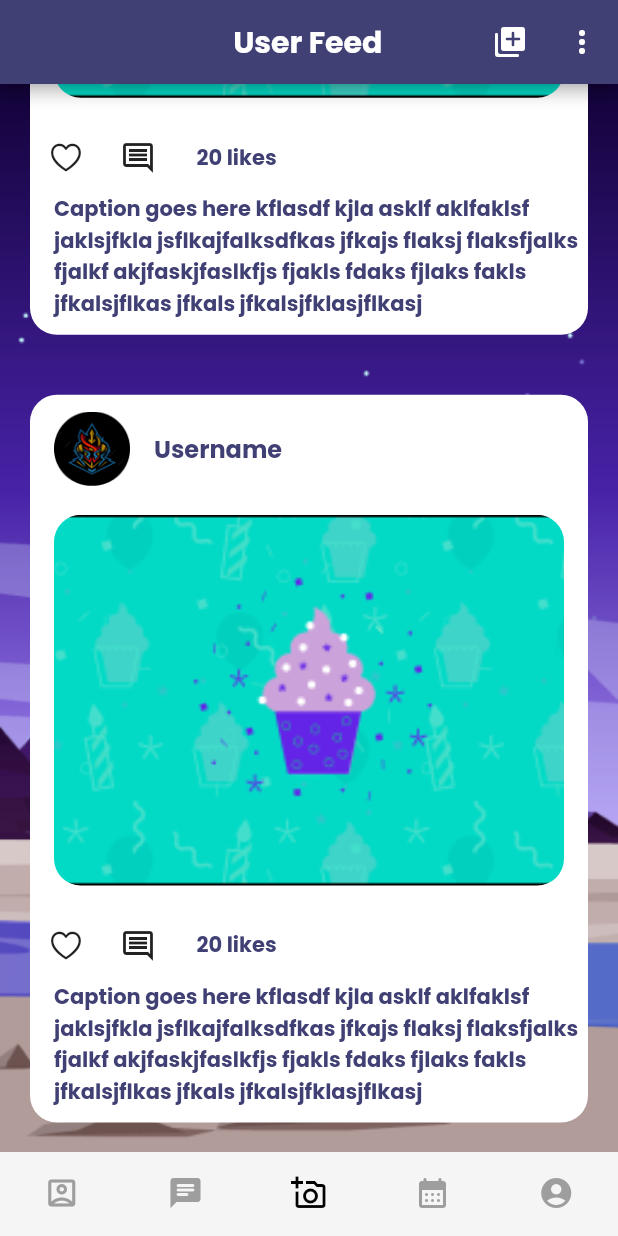
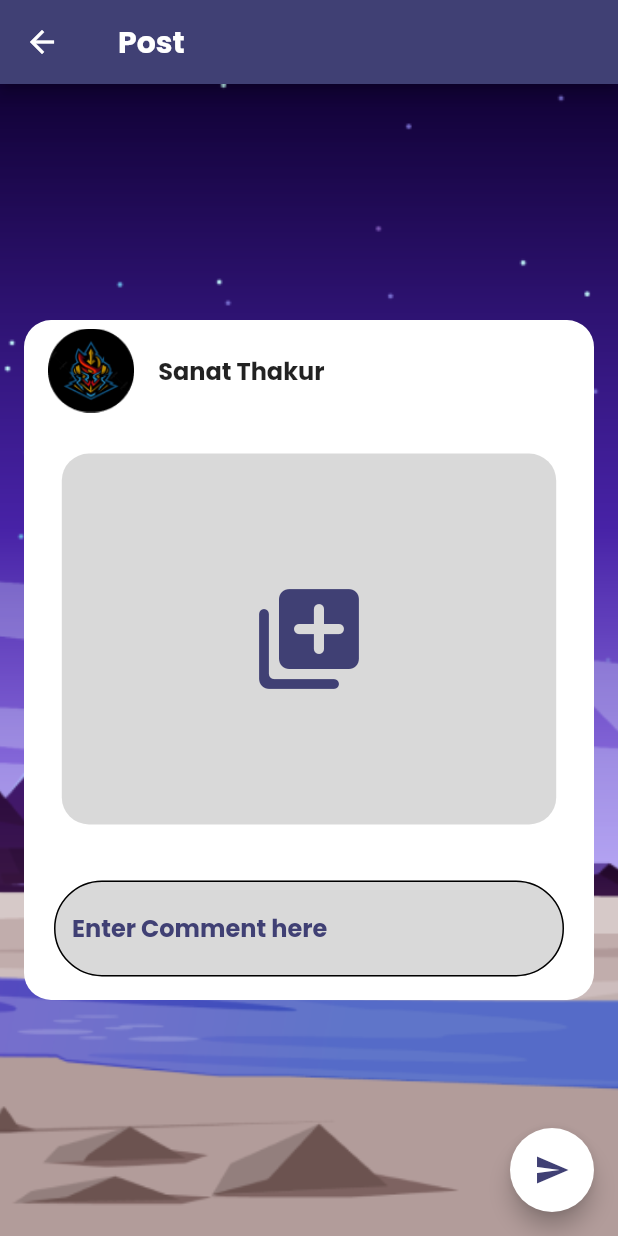
Before and after one commit to appteam-nith/hillffair2022_frontend, a Flutter app: the screen it shows after launch, scrolled down 338 dp, after a tap on the "add to photos" icon, on a phone screen of 412 x 824 dp. Run offline on Flutter 3.47's test engine with Material 2 defaults, Android fonts, the phone set to English and light mode, and no system bars; our stand-ins replace flutter_svg, google_fonts; project files that could hold a hidden picture were left out.

Commit message:
post page completed

```diff
--- /dev/null
+++ b/lib/screens/userfeed/post.dart
@@ -0,0 +1,133 @@
+// ignore_for_file: prefer_const_constructors, prefer_const_literals_to_create_immutables
+
+import 'package:flutter/material.dart';
+import 'package:google_fonts/google_fonts.dart';
+import 'package:hillfair2022_frontend/utils/colors.dart';
+
+class Post extends StatefulWidget {
+  const Post({super.key});
+
+  @override
+  State<Post> createState() => _PostState();
+}
+
+class _PostState extends State<Post> {
+  @override
+  Widget build(BuildContext context) {
+    Size size = MediaQuery.of(context).size;
+
+    return Scaffold(
+      floatingActionButton: FloatingActionButton(
+        onPressed: () {},
+        backgroundColor: Colors.white,
+        child: Icon(
+          Icons.send,
+          color: appBarColor,
+        ),
+      ),
+      appBar: AppBar(
+        automaticallyImplyLeading: true,
+        backgroundColor: appBarColor,
+        title: Center(
+            widthFactor: 1.3,
+            child: Text("Post",
+                style: TextStyle(
+                    fontFamily: GoogleFonts.poppins().fontFamily,
+                    fontWeight: FontWeight.bold))),
+      ),
+      body: Container(
+        height: size.height,
+        decoration: BoxDecoration(
+          image: DecorationImage(
+              fit: BoxFit.cover, image: AssetImage("assets/images/bg.png")),
+        ),
+        child: Align(
+          child: Padding(
+            padding: const EdgeInsets.all(16),
+            child: Container(
+              height: size.height * .55,
+              decoration: BoxDecoration(
+                borderRadius: BorderRadius.circular(18),
+                color: Color.fromARGB(255, 255, 255, 255),
+              ),
+              child: Column(
+                crossAxisAlignment: CrossAxisAlignment.center,
+                mainAxisAlignment: MainAxisAlignment.spaceAround,
+                children: [
+                  ListTile(
+                    leading:
+                        Image(image: AssetImage("assets/images/member.png")),
+                    title: Text("Sanat Thakur",
+                        maxLines: 3,
+                        overflow: TextOverflow.ellipsis,
+                        style: TextStyle(
+                            fontFamily: GoogleFonts.poppins().fontFamily,
+                            fontWeight: FontWeight.bold)),
+                  ),
+                  Padding(
+                    padding: const EdgeInsets.all(16),
+                    child: Container(
+                      width: size.width * .8,
+                      height: size.height * .3,
+                      decoration: BoxDecoration(
+                          borderRadius: BorderRadius.circular(18),
+                          color: Color(0xffD9D9D9)),
+                      child: InkWell(
+                        onTap: () {},
+                        child: Icon(
+                          Icons.add_to_photos_rounded,
+                          size: 80,
+                          color: appBarColor,
+                        ),
+                      ),
+                    ),
+                  ),
+                  Padding(
+                    padding: EdgeInsets.symmetric(horizontal: 20, vertical: 10),
+                    child: TextFormField(
+                      validator: (e) {
+                        if (e!.isEmpty) {
+                          return "Enter Comment!!!";
+                        }
+                        return null;
+                      },
+                      autovalidateMode: AutovalidateMode.onUserInteraction,
+                      cursorHeight: 25,
+                      style: TextStyle(
+                        fontWeight: FontWeight.bold,
+                        color: appBarColor,
+                        fontFamily: GoogleFonts.poppins().fontFamily,
+                      ),
+                      cursorColor: appBarColor,
+                      decoration: InputDecoration(
+                          hintText: "Enter Comment here",
+                          hintStyle: TextStyle(
+                            fontWeight: FontWeight.bold,
+                            color: appBarColor,
+                            fontFamily: GoogleFonts.poppins().fontFamily,
+                          ),
+                          filled: true,
+                          fillColor: Color(0xffD9D9D9),
+                          focusedBorder: OutlineInputBorder(
+                              borderSide: BorderSide(color: Colors.black),
+                              borderRadius: BorderRadius.circular(40)),
+                          enabledBorder: OutlineInputBorder(
+                              borderSide: BorderSide(color: Colors.black),
+                              borderRadius: BorderRadius.circular(40)),
+                          errorBorder: OutlineInputBorder(
+                              borderSide: BorderSide(color: Colors.black),
+                              borderRadius: BorderRadius.circular(40)),
+                          focusedErrorBorder: OutlineInputBorder(
+                              borderSide: BorderSide(color: Colors.black),
+                              borderRadius: BorderRadius.circular(40))),
+                    ),
+                  )
+                ],
+              ),
+            ),
+          ),
+        ),
+      ),
+    );
+  }
+}
--- a/lib/screens/userfeed/userfeed.dart
+++ b/lib/screens/userfeed/userfeed.dart
@@ -7,6 +7,7 @@ import 'package:flutter/src/widgets/framework.dart';
 import 'package:flutter/src/foundation/key.dart';
 import 'package:google_fonts/google_fonts.dart';
 import 'package:hillfair2022_frontend/screens/userfeed/comments.dart';
+import 'package:hillfair2022_frontend/screens/userfeed/post.dart';
 import 'package:hillfair2022_frontend/utils/colors.dart';
 
 class UserFeed extends StatefulWidget {
@@ -28,7 +29,10 @@ class _UserFeedState extends State<UserFeed> {
         actions: [
           IconButton(
               splashRadius: 1,
-              onPressed: () {},
+              onPressed: () {
+                Navigator.push(
+                    context, MaterialPageRoute(builder: (context) => Post()));
+              },
               icon: const Icon(Icons.add_to_photos_rounded)),
           PopupMenuButton(
               splashRadius: 1,
```
